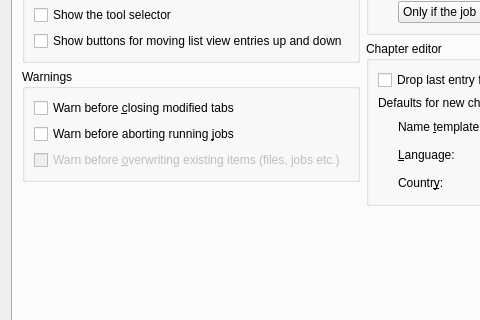
First picture: the form in src/mkvtoolnix-gui/forms/main_window/preferences_dialog.ui, repository jpsdr/MKVToolnix-Windows-7, before the edit; both pictures show x 0 to 480 and y 178 to 498 of the 901 by 648 pixel window.
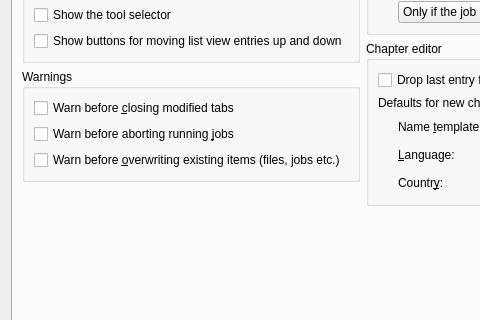
Second picture: the form after the edit. Icons and pictures are not drawn. Custom widgets are drawn as their Qt base class.

Commit message:
GUI: merge: optional warning before overwriting existing destination files
Implements #1390.

Patch:
```diff
--- a/src/mkvtoolnix-gui/forms/main_window/preferences_dialog.ui
+++ b/src/mkvtoolnix-gui/forms/main_window/preferences_dialog.ui
@@ -112,9 +112,6 @@
             </item>
             <item>
              <widget class="QCheckBox" name="cbGuiWarnBeforeOverwriting">
-              <property name="enabled">
-               <bool>false</bool>
-              </property>
               <property name="text">
                <string>Warn before &amp;overwriting existing items (files, jobs etc.)</string>
               </property>
```
The commit also changes 6 other files.
